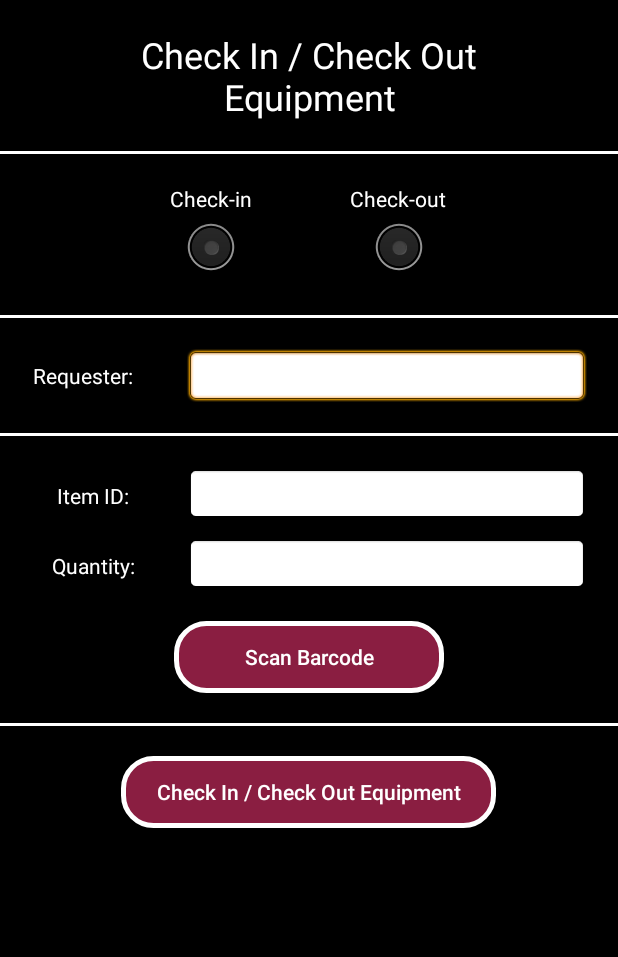
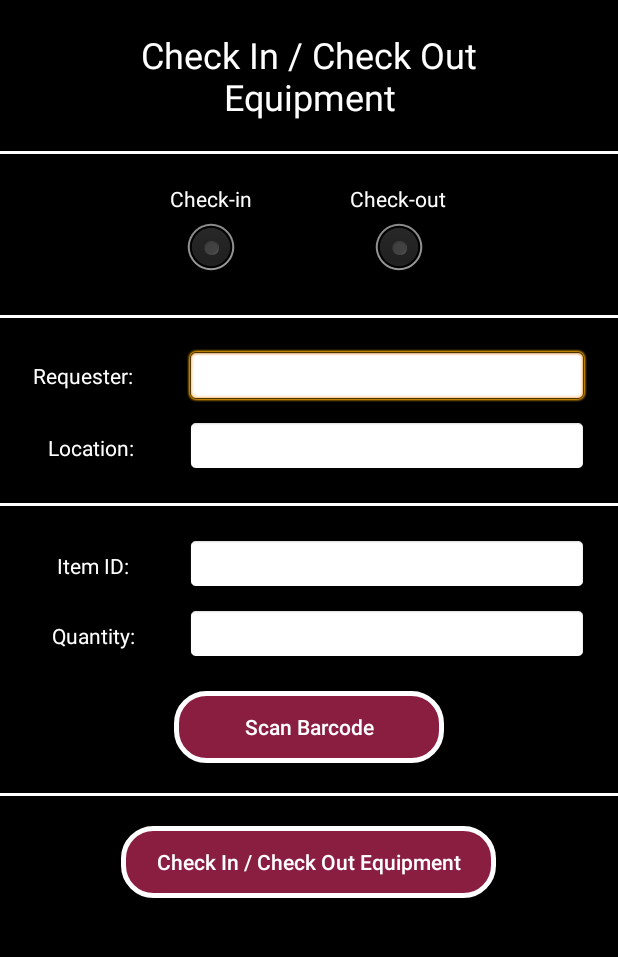
Before and after one commit to chrsrck/GameOn, an Android app: the CheckActivity screen opened directly, with no data from a screen before it, on a phone screen of 412 x 824 dp, the part 84-1041 px from its top. Run offline under Robolectric (Android 15) with nearby library versions, the phone set to English and light mode, and no system bars.

Commit message:
Added location to check screen

```diff
--- a/app/src/main/java/com/chrsrck/gameon/CheckActivity.java
+++ b/app/src/main/java/com/chrsrck/gameon/CheckActivity.java
@@ -16,6 +16,7 @@ public class CheckActivity extends AppCompatActivity implements View.OnClickList
     RadioButton checkin;
     RadioButton checkout;
     EditText requester;
+    EditText location;
     EditText itemId;
     EditText quantity;
     Button barcode;
@@ -28,6 +29,7 @@ public class CheckActivity extends AppCompatActivity implements View.OnClickList
         checkin = findViewById(R.id.checkIn);
         checkout = findViewById(R.id.checkOut);
         requester = findViewById(R.id.inputReporterTextField);
+        location = findViewById(R.id.inputLocation);
         itemId = findViewById(R.id.inputSerialTextField);
         quantity = findViewById(R.id.inputQuantity);
         barcode = findViewById(R.id.scanCode);
@@ -45,6 +47,7 @@ public class CheckActivity extends AppCompatActivity implements View.OnClickList
         }
         else if (view.getId() == complete.getId()) {
             String name = requester.getText().toString().trim();
+            String loc = location.getText().toString().trim();
             String item = itemId.getText().toString().trim();
             //int quant = Integer.parseInt(quantity.getText().toString().trim());
             //check which radio button is clicked
--- a/app/src/main/res/layout/activity_check.xml
+++ b/app/src/main/res/layout/activity_check.xml
@@ -85,6 +85,7 @@
                         android:gravity="center"
                         android:layout_gravity="center"
                         android:text="@string/requester"
+                        android:layout_marginTop="10dp"
                         android:textColor="#FFFFFF" />
 
                     <EditText
@@ -95,7 +96,28 @@
                         android:layout_weight="6"
                         android:layout_marginRight="20dp"
                         android:layout_marginTop="20dp"
+                        android:background="@android:drawable/editbox_background"/>
+                </TableRow>
+                <TableRow>
+                    <TextView
+                        android:id="@+id/r_location"
+                        android:layout_width="wrap_content"
+                        android:layout_height="wrap_content"
+                        android:layout_weight="1"
+                        android:gravity="center"
+                        android:text="Location: "
+                        android:layout_marginTop="10dp"
+                        android:textColor="#FFFFFF" />
+
+                    <EditText
+                        android:id="@+id/inputLocation"
+                        android:layout_width="0dp"
+                        android:layout_height="wrap_content"
+                        android:gravity="center"
+                        android:layout_weight="6"
+                        android:layout_marginRight="20dp"
                         android:layout_marginBottom="20dp"
+                        android:layout_marginTop="10dp"
                         android:background="@android:drawable/editbox_background"/>
                 </TableRow>
                 <TableRow>
```
